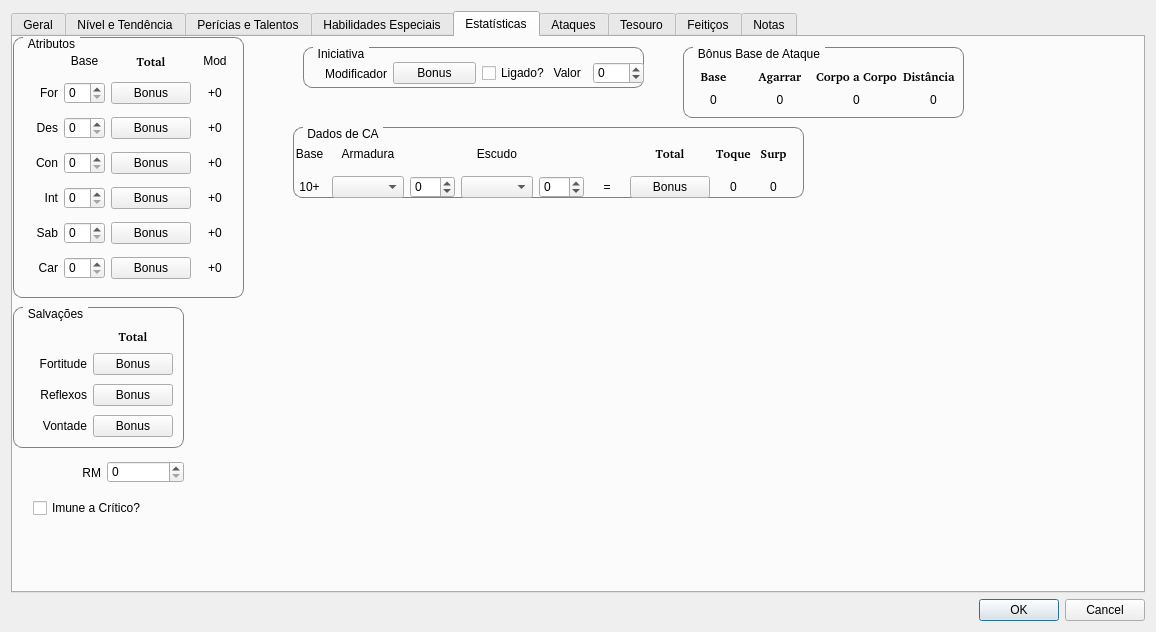
Before: the Qt Designer form ifg/qt/ui/entidade.ui in matferib/tabuleiro-virtual, drawn with Qt 5.
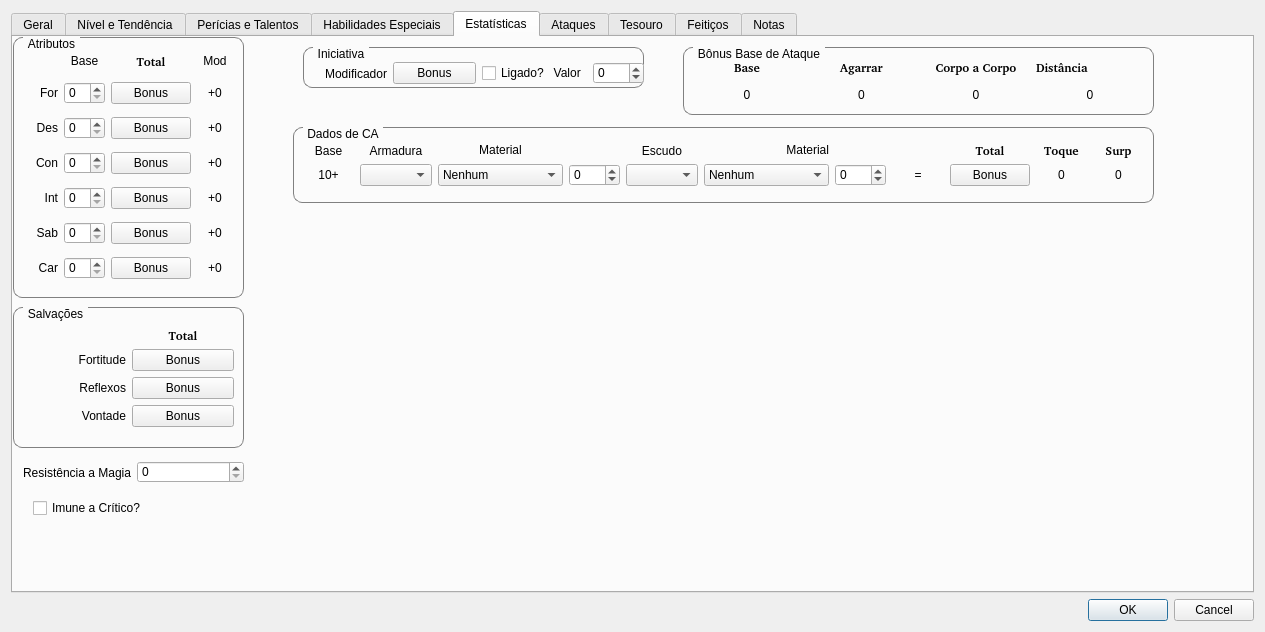
After: the same form once the commit is applied. The open tabs and pages were chosen to show the change.

Commit message: material de armadura e escudo na ui

What changed in the file:
```diff
--- a/ifg/qt/ui/entidade.ui
+++ b/ifg/qt/ui/entidade.ui
@@ -7,7 +7,7 @@
    <rect>
     <x>0</x>
     <y>0</y>
-    <width>1070</width>
+    <width>1265</width>
     <height>632</height>
    </rect>
   </property>
@@ -1733,39 +1733,32 @@
         <rect>
          <x>280</x>
          <y>90</y>
-         <width>511</width>
-         <height>71</height>
+         <width>861</width>
+         <height>76</height>
         </rect>
        </property>
        <property name="title">
         <string>Dados de CA</string>
        </property>
-       <widget class="QLabel" name="label_25">
-        <property name="geometry">
-         <rect>
-          <x>10</x>
-          <y>10</y>
-          <width>31</width>
-          <height>34</height>
-         </rect>
-        </property>
-        <property name="text">
-         <string/>
-        </property>
-        <property name="alignment">
-         <set>Qt::AlignRight|Qt::AlignTrailing|Qt::AlignVCenter</set>
-        </property>
-       </widget>
-       <widget class="QWidget" name="gridLayoutWidget_3">
-        <property name="geometry">
-         <rect>
-          <x>0</x>
-          <y>10</y>
-          <width>497</width>
-          <height>61</height>
-         </rect>
-        </property>
+       <layout class="QGridLayout" name="gridLayout_14">
+        <item row="0" column="0">
         <layout class="QGridLayout" name="gridLayout_3">
+          <item row="0" column="2">
+           <widget class="QLabel" name="label_95">
+            <property name="sizePolicy">
+             <sizepolicy hsizetype="Preferred" vsizetype="Fixed">
+              <horstretch>0</horstretch>
+              <verstretch>0</verstretch>
+             </sizepolicy>
+            </property>
+            <property name="text">
+             <string>Material</string>
+            </property>
+            <property name="alignment">
+             <set>Qt::AlignCenter</set>
+            </property>
+           </widget>
+          </item>
          <item row="0" column="1">
           <widget class="QLabel" name="label_52">
            <property name="text">
@@ -1776,7 +1769,7 @@
            </property>
           </widget>
          </item>
-         <item row="0" column="7">
+          <item row="0" column="9">
           <widget class="QLabel" name="label_57">
            <property name="font">
             <font>
@@ -1793,7 +1786,7 @@
            </property>
           </widget>
          </item>
-         <item row="1" column="4">
+          <item row="1" column="6">
           <widget class="QSpinBox" name="spin_ca_escudo_melhoria">
            <property name="toolTip">
             <string>Melhoria Escudo</string>
@@ -1803,7 +1796,7 @@
            </property>
           </widget>
          </item>
-         <item row="1" column="2">
+          <item row="1" column="3">
           <widget class="QSpinBox" name="spin_ca_armadura_melhoria">
            <property name="toolTip">
             <string>Melhoria armadura</string>
@@ -1813,7 +1806,7 @@
            </property>
           </widget>
          </item>
-         <item row="0" column="8">
+          <item row="0" column="10">
           <widget class="QLabel" name="label_58">
            <property name="font">
             <font>
@@ -1830,7 +1823,7 @@
            </property>
           </widget>
          </item>
-         <item row="0" column="9">
+          <item row="0" column="11">
           <widget class="QLabel" name="label_59">
            <property name="font">
             <font>
@@ -1867,7 +1860,7 @@
            </property>
           </widget>
          </item>
-         <item row="1" column="6">
+          <item row="1" column="8">
           <widget class="QLabel" name="label_61">
            <property name="text">
             <string>=</string>
@@ -1877,7 +1870,7 @@
            </property>
           </widget>
          </item>
-         <item row="1" column="9">
+          <item row="1" column="11">
           <widget class="QLabel" name="label_ca_surpreso">
            <property name="text">
             <string>0</string>
@@ -1887,14 +1880,14 @@
            </property>
           </widget>
          </item>
-         <item row="1" column="7">
+          <item row="1" column="9">
           <widget class="QPushButton" name="botao_bonus_ca">
            <property name="text">
             <string>Bonus</string>
            </property>
           </widget>
          </item>
-         <item row="1" column="8">
+          <item row="1" column="10">
           <widget class="QLabel" name="label_ca_toque">
            <property name="text">
             <string>0</string>
@@ -1907,10 +1900,10 @@
          <item row="1" column="1">
           <widget class="QComboBox" name="combo_armadura"/>
          </item>
-         <item row="1" column="3">
+          <item row="1" column="4">
           <widget class="QComboBox" name="combo_escudo"/>
          </item>
-         <item row="0" column="3">
+          <item row="0" column="4">
           <widget class="QLabel" name="spin_bonus_escudo">
            <property name="text">
             <string>Escudo</string>
@@ -1920,7 +1913,7 @@
            </property>
           </widget>
          </item>
-         <item row="0" column="4">
+          <item row="0" column="6">
           <widget class="QLabel" name="spin_bonus_escudo_2">
            <property name="text">
             <string/>
@@ -1930,8 +1923,96 @@
            </property>
           </widget>
          </item>
-        </layout>
-       </widget>
+          <item row="1" column="2">
+           <widget class="QComboBox" name="combo_material_armadura">
+            <property name="sizePolicy">
+             <sizepolicy hsizetype="Fixed" vsizetype="Fixed">
+              <horstretch>0</horstretch>
+              <verstretch>0</verstretch>
+             </sizepolicy>
+            </property>
+            <property name="toolTip">
+             <string>Tipo do material da arma</string>
+            </property>
+            <item>
+             <property name="text">
+              <string>Nenhum</string>
+             </property>
+            </item>
+            <item>
+             <property name="text">
+              <string>Adamante</string>
+             </property>
+            </item>
+            <item>
+             <property name="text">
+              <string>Couro de Dragão</string>
+             </property>
+            </item>
+            <item>
+             <property name="text">
+              <string>Mitral</string>
+             </property>
+            </item>
+           </widget>
+          </item>
+          <item row="0" column="5">
+           <widget class="QLabel" name="label_96">
+            <property name="sizePolicy">
+             <sizepolicy hsizetype="Preferred" vsizetype="Fixed">
+              <horstretch>0</horstretch>
+              <verstretch>0</verstretch>
+             </sizepolicy>
+            </property>
+            <property name="text">
+             <string>Material</string>
+            </property>
+            <property name="alignment">
+             <set>Qt::AlignRight|Qt::AlignTrailing|Qt::AlignVCenter</set>
+            </property>
+           </widget>
+          </item>
+          <item row="1" column="5">
+           <widget class="QComboBox" name="combo_material_escudo">
+            <property name="sizePolicy">
+             <sizepolicy hsizetype="Fixed" vsizetype="Fixed">
+              <horstretch>0</horstretch>
+              <verstretch>0</verstretch>
+             </sizepolicy>
+            </property>
+            <property name="toolTip">
+             <string>Tipo do material da arma</string>
+            </property>
+            <item>
+             <property name="text">
+              <string>Nenhum</string>
+             </property>
+            </item>
+            <item>
+             <property name="text">
+              <string>Adamante</string>
+             </property>
+            </item>
+            <item>
+             <property name="text">
+              <string>Couro de Dragão</string>
+             </property>
+            </item>
+            <item>
+             <property name="text">
+              <string>Madeira Negra</string>
+             </property>
+            </item>
+            <item>
+             <property name="text">
+              <string>Mitral</string>
+             </property>
+            </item>
+           </widget>
+          </item>
+         </layout>
+        </item>
+       </layout>
       </widget>
       <widget class="QGroupBox" name="groupBox_4">
        <property name="geometry">
@@ -2243,22 +2324,15 @@
         <rect>
          <x>0</x>
          <y>270</y>
-         <width>171</width>
+         <width>231</width>
          <height>141</height>
         </rect>
        </property>
        <property name="title">
         <string>Salvações</string>
        </property>
-       <widget class="QWidget" name="gridLayoutWidget_4">
-        <property name="geometry">
-         <rect>
-          <x>-1</x>
-          <y>19</y>
-          <width>161</width>
-          <height>118</height>
-         </rect>
-        </property>
+       <layout class="QGridLayout" name="gridLayout_16">
+        <item row="0" column="0">
         <layout class="QGridLayout" name="gridLayout_4">
          <item row="2" column="0">
           <widget class="QLabel" name="label_65">
@@ -2335,15 +2409,16 @@
           </widget>
          </item>
         </layout>
-       </widget>
+        </item>
+       </layout>
       </widget>
       <widget class="QGroupBox" name="groupBox_6">
        <property name="geometry">
         <rect>
          <x>670</x>
          <y>10</y>
-         <width>281</width>
-         <height>71</height>
+         <width>471</width>
+         <height>68</height>
         </rect>
        </property>
        <property name="styleSheet">
@@ -2352,15 +2427,8 @@
        <property name="title">
         <string>Bônus Base de Ataque</string>
        </property>
-       <widget class="QWidget" name="gridLayoutWidget_5">
-        <property name="geometry">
-         <rect>
-          <x>0</x>
-          <y>20</y>
-          <width>281</width>
-          <height>42</height>
-         </rect>
-        </property>
+       <layout class="QGridLayout" name="gridLayout_15">
+        <item row="0" column="0">
         <layout class="QGridLayout" name="gridLayout_5">
          <item row="1" column="1">
           <widget class="QLabel" name="label_bba_agarrar">
@@ -2468,7 +2536,8 @@
           </widget>
          </item>
         </layout>
-       </widget>
+        </item>
+       </layout>
       </widget>
       <widget class="QGroupBox" name="groupBox_7">
        <property name="geometry">
@@ -2564,7 +2633,7 @@
         <rect>
          <x>10</x>
          <y>420</y>
-         <width>161</width>
+         <width>221</width>
          <height>31</height>
         </rect>
        </property>
@@ -2572,7 +2641,7 @@
         <item>
          <widget class="QLabel" name="label_85">
           <property name="text">
-           <string>RM</string>
+           <string>Resistência a Magia</string>
           </property>
           <property name="alignment">
            <set>Qt::AlignRight|Qt::AlignTrailing|Qt::AlignVCenter</set>
```
Lines whose indentation alone changed are shown as unchanged. The commit also changes 10 other files.
